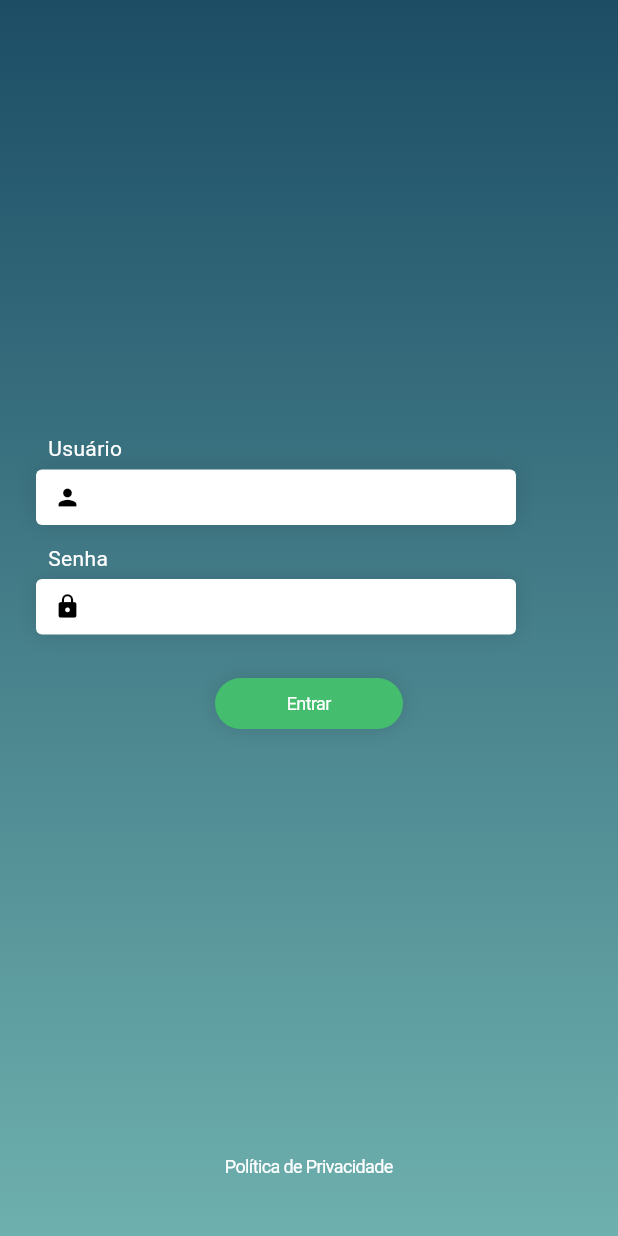
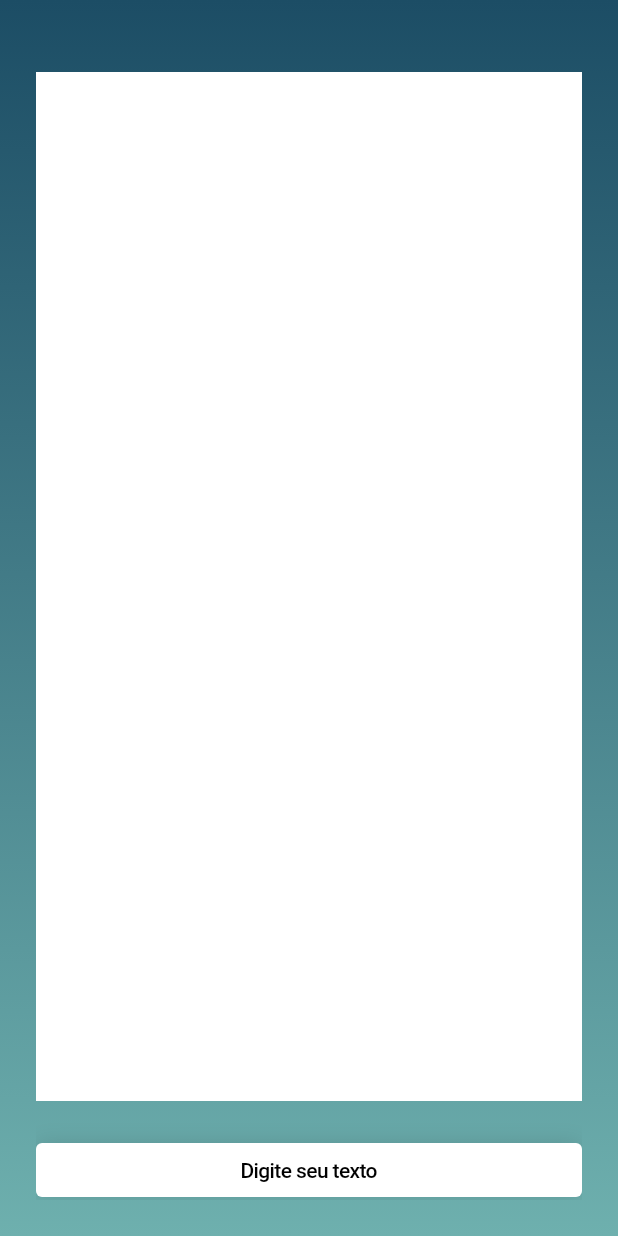
Before and after one commit to helgalo/flutter_exam, a Flutter app: the screen it shows after launch, on a phone screen of 412 x 824 dp. Run offline on Flutter 3.47's test engine with Material 3 defaults, Android fonts, the phone set to English and light mode, and no system bars; our stand-ins replace flutter_mobx, mobx; generated files the repository leaves out were written again.

```diff
--- a/lib/main.dart
+++ b/lib/main.dart
@@ -26,7 +26,7 @@ class MyApp extends StatelessWidget {
         '/login': (_) => const LoginScreen(),
         '/home': (_) => const HomeScreen(),
       },
-      initialRoute: '/login',
+      initialRoute: '/home',
     );
   }
 }
--- a/lib/screens/home_screen.dart
+++ b/lib/screens/home_screen.dart
@@ -1,12 +1,28 @@
 import 'package:flutter/material.dart';
+import 'package:flutter_exam/core/app_colors.dart';
+import 'package:flutter_exam/views/home/home_view.dart';
 
 class HomeScreen extends StatelessWidget {
   const HomeScreen({super.key});
 
   @override
   Widget build(BuildContext context) {
-    return const Scaffold(
-      body: Text('HomeScreen'),
+    return Scaffold(
+      body: Container(
+        decoration: const BoxDecoration(
+          gradient: LinearGradient(
+            begin: Alignment.topCenter,
+            end: Alignment.bottomCenter,
+            colors: [
+              AppColors.secondaryColor,
+              AppColors.mainColor,
+            ],
+          ),
+        ),
+        child: const Center(
+          child: HomeView(),
+        ),
+      ),
     );
   }
 }
--- /dev/null
+++ b/lib/views/home/home_view.dart
@@ -0,0 +1,48 @@
+import 'package:flutter/cupertino.dart';
+import 'package:flutter_exam/core/app_colors.dart';
+import 'package:flutter_exam/views/login/widgets/basic_button.dart';
+
+class HomeView extends StatelessWidget {
+  const HomeView({super.key});
+
+  @override
+  Widget build(BuildContext context) {
+    return Padding(
+      padding: const EdgeInsets.all(24),
+      child: LayoutBuilder(
+        builder: (context, columnConstrains) => SingleChildScrollView(
+          child: Container(
+            constraints: BoxConstraints(minHeight: columnConstrains.maxHeight),
+            child: Column(
+              mainAxisAlignment: MainAxisAlignment.spaceBetween,
+              children: [
+                Column(
+                  children: [
+                    const SizedBox(height: 24),
+                    Container(
+                      color: AppColors.white,
+                      height: columnConstrains.maxHeight - 90,
+                    ),
+                    const SizedBox(height: 24),
+                    BasicButtonWidget(
+                      width: double.infinity,
+                      title: 'Digite seu texto',
+                      borderRadius: 4,
+                      textStyle: const TextStyle(
+                        fontSize: 14,
+                        color: AppColors.black,
+                        fontWeight: FontWeight.w500,
+                      ),
+                      //TODO:
+                      onTap: () {},
+                    ),
+                  ],
+                ),
+              ],
+            ),
+          ),
+        ),
+      ),
+    );
+  }
+}
--- a/lib/views/login/login_view.dart
+++ b/lib/views/login/login_view.dart
@@ -50,7 +50,11 @@ class LoginView extends StatelessWidget {
                       ),
                       const SizedBox(height: 24),
                       Center(
-                        child: BasicButtonWidget(onTap: store.onTapLogin),
+                        child: BasicButtonWidget(
+                          onTap: store.onTapLogin,
+                          title: "Entrar",
+                          backgroundColor: AppColors.success,
+                        ),
                       ),
                     ],
                   ),
@@ -60,7 +64,10 @@ class LoginView extends StatelessWidget {
                   onPressed: store.onTapPolitcs,
                   child: const Text(
                     "Política de Privacidade",
-                    style: TextStyle(color: AppColors.white, fontSize: 12),
+                    style: TextStyle(
+                      color: AppColors.white,
+                      fontSize: 12,
+                    ),
                   ),
                 )
               ],
--- a/lib/views/login/widgets/basic_button.dart
+++ b/lib/views/login/widgets/basic_button.dart
@@ -3,10 +3,23 @@ import 'package:flutter_exam/core/app_colors.dart';
 import 'package:flutter_exam/core/app_shadows.dart';
 
 class BasicButtonWidget extends StatelessWidget {
+  final String title;
+  final double? width;
+  final double borderRadius;
+  final TextStyle textStyle;
+  final Color backgroundColor;
   final Function()? onTap;
   const BasicButtonWidget({
     super.key,
     this.onTap,
+    this.width,
+    this.borderRadius = 100,
+    this.textStyle = const TextStyle(
+      color: AppColors.white,
+      fontSize: 12,
+    ),
+    this.backgroundColor = AppColors.white,
+    required this.title,
   });
 
   @override
@@ -15,19 +28,22 @@ class BasicButtonWidget extends StatelessWidget {
       onPressed: onTap,
       padding: EdgeInsets.zero,
       child: Container(
+        width: width,
         decoration: BoxDecoration(
           boxShadow: AppShadows.mainShadow,
-          color: AppColors.success,
-          borderRadius: BorderRadius.circular(100),
+          color: backgroundColor,
+          borderRadius: BorderRadius.circular(borderRadius),
         ),
-        child: const Padding(
-          padding: EdgeInsets.symmetric(
+        child: Padding(
+          padding: const EdgeInsets.symmetric(
             horizontal: 48,
             vertical: 10,
           ),
-          child: Text(
-            "Entrar",
-            style: TextStyle(color: AppColors.white, fontSize: 12),
+          child: Center(
+            child: Text(
+              title,
+              style: textStyle,
+            ),
           ),
         ),
       ),
```
